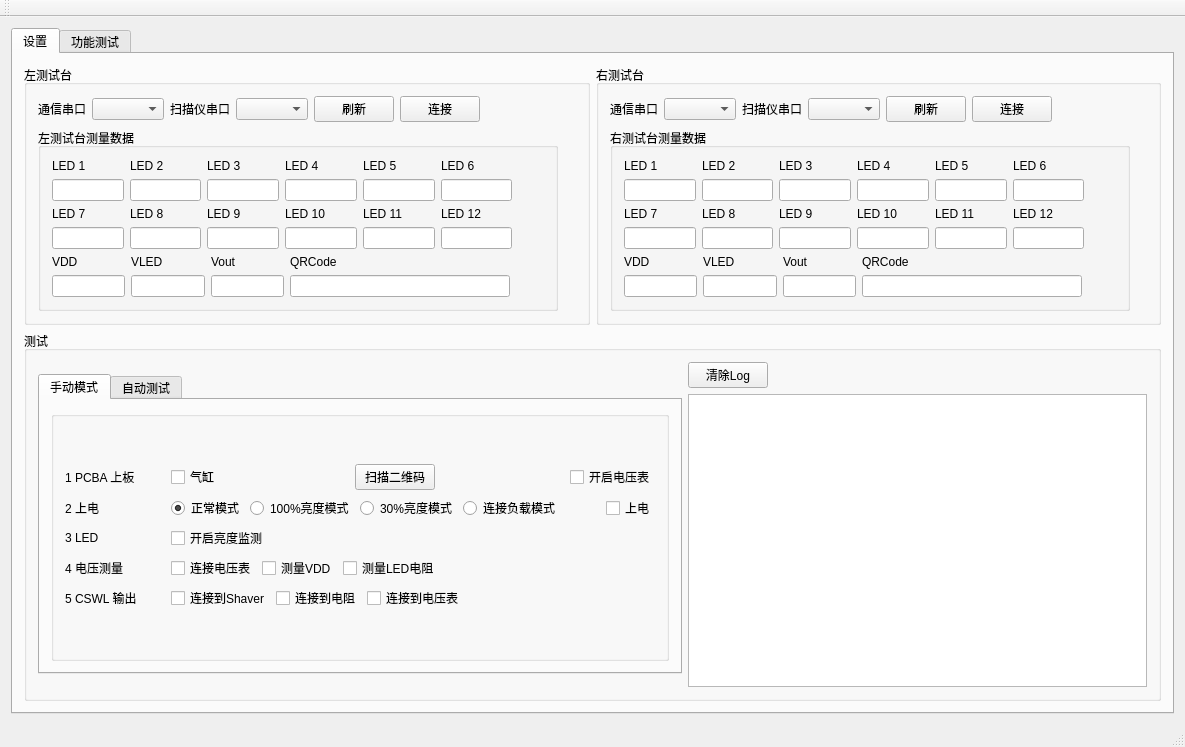
The window that mainwindow.ui (RuanJG/desktopApp) describes before a commit, drawn with Qt 5.
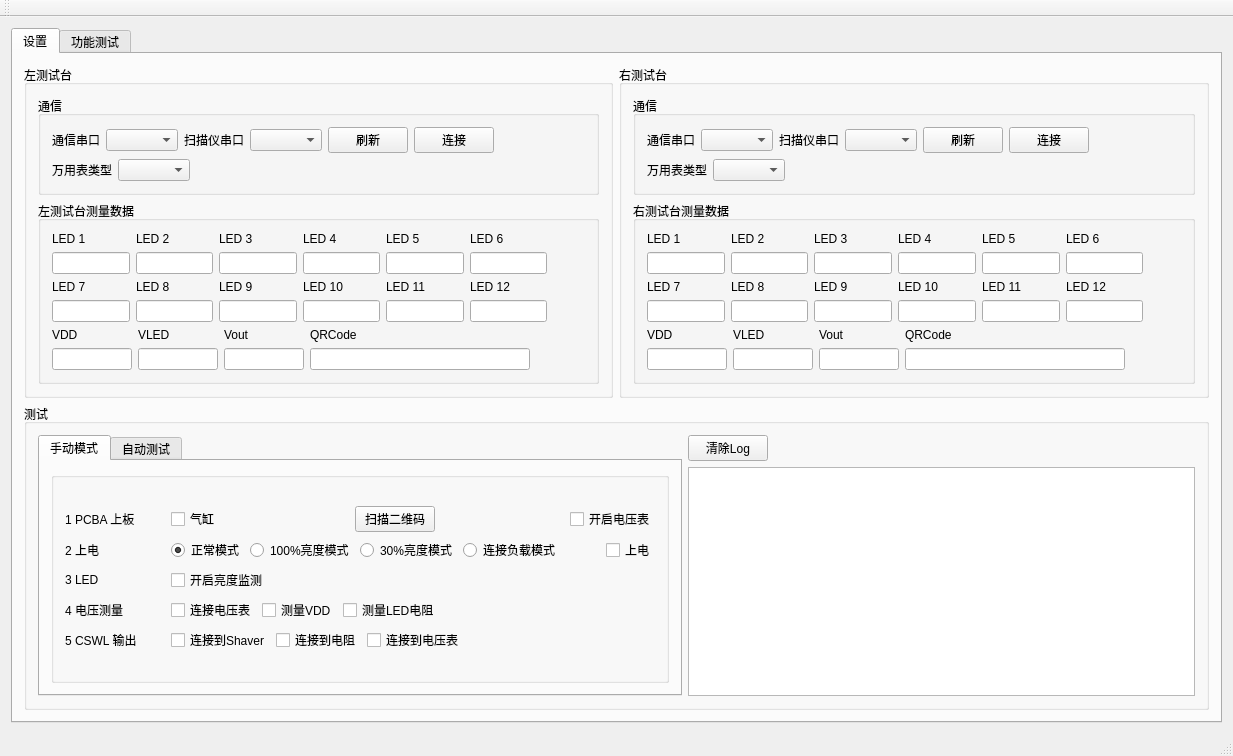
The same window after the commit. The open tabs and pages were chosen to show the change.

```diff
--- a/mainwindow.ui
+++ b/mainwindow.ui
@@ -6,8 +6,8 @@
    <rect>
     <x>0</x>
     <y>0</y>
-    <width>1185</width>
-    <height>747</height>
+    <width>1233</width>
+    <height>756</height>
    </rect>
   </property>
   <property name="minimumSize">
@@ -21,7 +21,7 @@
   </property>
   <widget class="QWidget" name="centralWidget">
    <layout class="QGridLayout" name="gridLayout">
-    <item row="0" column="1">
+    <item row="0" column="0">
      <widget class="QTabWidget" name="tabWidget_2">
       <property name="currentIndex">
        <number>1</number>
@@ -30,14 +30,20 @@
        <attribute name="title">
         <string>设置</string>
        </attribute>
-       <layout class="QVBoxLayout" name="verticalLayout_44">
+       <layout class="QVBoxLayout" name="verticalLayout_47">
         <item>
-         <layout class="QHBoxLayout" name="horizontalLayout_17">
+         <layout class="QHBoxLayout" name="horizontalLayout_20">
           <item>
            <widget class="QGroupBox" name="groupBox_9">
             <property name="title">
              <string>左测试台</string>
             </property>
+            <layout class="QVBoxLayout" name="verticalLayout_46">
+             <item>
+              <widget class="QGroupBox" name="groupBox_11">
+               <property name="title">
+                <string>通信</string>
+               </property>
             <layout class="QVBoxLayout" name="verticalLayout_25">
              <item>
               <layout class="QHBoxLayout" name="horizontalLayout_5">
@@ -91,6 +97,36 @@
               </layout>
              </item>
              <item>
+                 <layout class="QHBoxLayout" name="horizontalLayout_17">
+                  <item>
+                   <widget class="QLabel" name="label_26">
+                    <property name="text">
+                     <string>万用表类型</string>
+                    </property>
+                   </widget>
+                  </item>
+                  <item>
+                   <widget class="QComboBox" name="leftVmeterSelectcomboBox"/>
+                  </item>
+                  <item>
+                   <spacer name="horizontalSpacer_15">
+                    <property name="orientation">
+                     <enum>Qt::Horizontal</enum>
+                    </property>
+                    <property name="sizeHint" stdset="0">
+                     <size>
+                      <width>40</width>
+                      <height>20</height>
+                     </size>
+                    </property>
+                   </spacer>
+                  </item>
+                 </layout>
+                </item>
+               </layout>
+              </widget>
+             </item>
+             <item>
               <widget class="QGroupBox" name="groupBox_3">
                <property name="minimumSize">
                 <size>
@@ -100,7 +136,7 @@
                </property>
                <property name="maximumSize">
                 <size>
-                 <width>520</width>
+                 <width>1000</width>
                  <height>340</height>
                 </size>
                </property>
@@ -660,6 +696,12 @@
             <property name="title">
              <string>右测试台</string>
             </property>
+            <layout class="QVBoxLayout" name="verticalLayout_44">
+             <item>
+              <widget class="QGroupBox" name="groupBox_12">
+               <property name="title">
+                <string>通信</string>
+               </property>
             <layout class="QVBoxLayout" name="verticalLayout_16">
              <item>
               <layout class="QHBoxLayout" name="horizontalLayout_10">
@@ -713,10 +755,40 @@
               </layout>
              </item>
              <item>
+                 <layout class="QHBoxLayout" name="horizontalLayout_19">
+                  <item>
+                   <widget class="QLabel" name="label_27">
+                    <property name="text">
+                     <string>万用表类型</string>
+                    </property>
+                   </widget>
+                  </item>
+                  <item>
+                   <widget class="QComboBox" name="rightVmeterSelectcomboBox_2"/>
+                  </item>
+                  <item>
+                   <spacer name="horizontalSpacer_16">
+                    <property name="orientation">
+                     <enum>Qt::Horizontal</enum>
+                    </property>
+                    <property name="sizeHint" stdset="0">
+                     <size>
+                      <width>40</width>
+                      <height>20</height>
+                     </size>
+                    </property>
+                   </spacer>
+                  </item>
+                 </layout>
+                </item>
+               </layout>
+              </widget>
+             </item>
+             <item>
               <widget class="QGroupBox" name="groupBox_2">
                <property name="maximumSize">
                 <size>
-                 <width>520</width>
+                 <width>10000</width>
                  <height>340</height>
                 </size>
                </property>
```
Left out of the diff: 14 changed lines with no effect on the pictures. Lines whose indentation alone changed are shown as unchanged.
